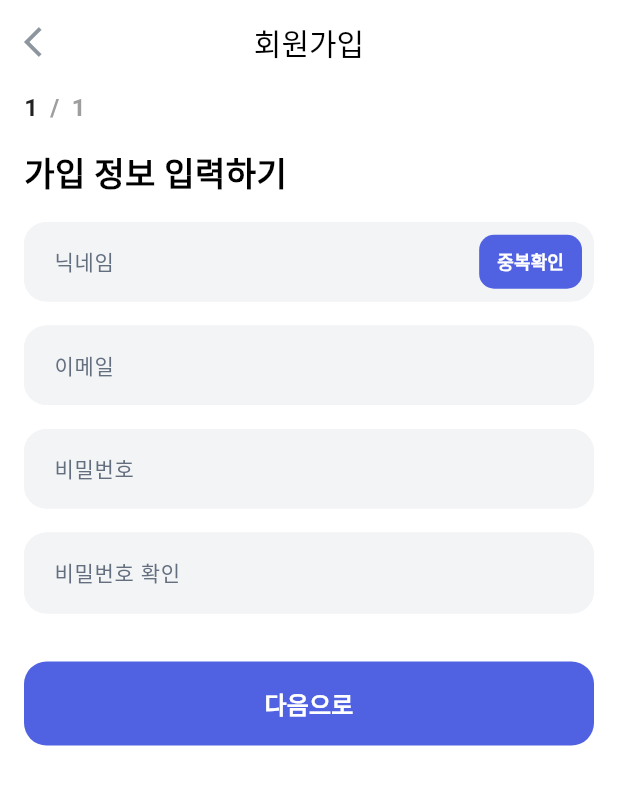
After one commit to mintchocojaem/anipod, a Flutter app: the screen it shows after launch, after a tap on "회원가입", on a phone screen of 412 x 824 dp. The commit adds this screen. Shown: the top 785 px of the screen. Run offline on Flutter 3.47's test engine with Material 3 defaults, Android fonts, the phone set to English and light mode, and no system bars; our stand-ins replace auto_route, dio, flutter_hooks, flutter_riverpod, riverpod_annotation, shimmer; generated files the repository leaves out were written again; Roboto replaces fonts that are missing (SpoqaHanSansNeo).

Commit message:
add signUpPage

```diff
--- a/lib/src/core/services/router/router_service.dart
+++ b/lib/src/core/services/router/router_service.dart
@@ -20,6 +20,9 @@ class RouterService extends RootStackRouter {
           page: LoginRoute.page,
           initial: true,
         ),
+        AutoRoute(
+          page: SignUpRoute.page,
+        ),
       ];
 
   @override
--- a/lib/src/features/auth/presentation/login/login_screen.dart
+++ b/lib/src/features/auth/presentation/login/login_screen.dart
@@ -1,6 +1,11 @@
 import 'package:anipod/src/design_system/orb/orb.dart';
 import 'package:auto_route/auto_route.dart';
 import 'package:flutter/material.dart';
+import 'package:flutter_hooks/flutter_hooks.dart';
+import 'package:flutter_riverpod/flutter_riverpod.dart';
+
+import '../../../../core/services/router/router_service.dart';
+import '../../../../core/services/router/router_service.gr.dart';
 
 @RoutePage()
 class LoginScreen extends StatelessWidget {
@@ -9,24 +14,43 @@ class LoginScreen extends StatelessWidget {
   @override
   Widget build(BuildContext context) {
     // TODO: implement build
+    return HookBuilder(builder: (context) {
+      final idController = useTextEditingController();
+      final passwordController = useTextEditingController();
+
+      final isLoginButtonEnabled = useState(false);
+
       return OrbScaffold(
         appBar: OrbAppBar(),
-      body: Column(
+        body: Consumer(builder: (context, ref, _) {
+          return Column(
             children: [
               const SizedBox(height: 32),
               Image.asset('assets/icons/anipod_logo.png'),
               const SizedBox(height: 32),
               OrbTextField(
+                controller: idController,
                 hintText: 'Email',
                 textInputAction: TextInputAction.next,
+                onChanged: (value) {
+                  isLoginButtonEnabled.value =
+                      value.isNotEmpty && passwordController.text.isNotEmpty;
+                },
               ),
               const SizedBox(height: 16),
               OrbTextField(
+                controller: passwordController,
                 obscureText: true,
                 hintText: 'Password',
+                textInputAction: TextInputAction.done,
+                onChanged: (value) {
+                  isLoginButtonEnabled.value =
+                      value.isNotEmpty && idController.text.isNotEmpty;
+                },
               ),
               const SizedBox(height: 16),
               OrbFilledButton(
+                disabled: !isLoginButtonEnabled.value,
                 onPressed: () {},
                 text: "로그인",
               ),
@@ -53,13 +77,17 @@ class LoginScreen extends StatelessWidget {
                   ),
                   const SizedBox(width: 8),
                   OrbTextButton(
-                onPressed: () {},
-                text: "회원가입 찾기",
+                    onPressed: () {
+                      ref.read(routerServiceProvider).push(SignUpRoute());
+                    },
+                    text: "회원가입",
                   ),
                 ],
               ),
             ],
-      ),
           );
+        }),
+      );
+    });
   }
 }
--- /dev/null
+++ b/lib/src/features/auth/presentation/sign_up/sign_up_screen.dart
@@ -0,0 +1,74 @@
+import 'package:anipod/src/design_system/orb/orb.dart';
+import 'package:auto_route/auto_route.dart';
+import 'package:flutter/material.dart';
+import 'package:flutter_hooks/flutter_hooks.dart';
+
+import 'step_guide.dart';
+
+@RoutePage()
+class SignUpScreen extends StatelessWidget {
+  const SignUpScreen({super.key});
+
+  @override
+  Widget build(BuildContext context) {
+    // TODO: implement build
+    return HookBuilder(
+      builder: (context) {
+        return OrbScaffold(
+          resizeToAvoidBottomInset: true,
+          appBar: OrbAppBar(
+            title: "회원가입",
+            centerTitle: true,
+          ),
+          body: StepGuide(
+            steps: [
+              StepView(
+                title: "가입 정보 입력하기",
+                content: Column(
+                  crossAxisAlignment: CrossAxisAlignment.start,
+                  children: [
+                    OrbTextField(
+                      hintText: '닉네임',
+                      textInputAction: TextInputAction.next,
+                      suffixIcon: Padding(
+                        padding: const EdgeInsets.only(right: 8),
+                        child: OrbFilledButton(
+                          buttonSize: OrbButtonSize.compact,
+                          buttonTextType: OrbButtonTextType.small,
+                          buttonRadius: OrbButtonRadius.small,
+                          onPressed: () async {},
+                          text: "중복확인",
+                        ),
+                      ),
+                    ),
+                    const SizedBox(height: 16),
+                    OrbTextField(
+                      hintText: '이메일',
+                      textInputAction: TextInputAction.next,
+                    ),
+                    const SizedBox(height: 16),
+                    OrbTextField(
+                      hintText: '비밀번호',
+                      textInputAction: TextInputAction.next,
+                    ),
+                    const SizedBox(height: 16),
+                    OrbTextField(
+                      hintText: '비밀번호 확인',
+                      textInputAction: TextInputAction.done,
+                    ),
+                    const SizedBox(height: 32),
+                    OrbFilledButton(
+                      onPressed: () {},
+                      text: "다음으로",
+                    ),
+                    const SizedBox(height: 16),
+                  ],
+                ),
+              ),
+            ],
+          ),
+        );
+      },
+    );
+  }
+}
--- /dev/null
+++ b/lib/src/features/auth/presentation/sign_up/step_guide.dart
@@ -0,0 +1,99 @@
+import 'package:flutter/material.dart';
+import 'package:flutter_hooks/flutter_hooks.dart';
+
+import '../../../../design_system/orb/orb.dart';
+
+class StepView {
+  final String title;
+  final Widget content;
+
+  StepView({
+    required this.title,
+    required this.content,
+  });
+}
+
+class StepGuide extends StatelessWidget {
+  final List<StepView> steps;
+
+  const StepGuide({
+    super.key,
+    required this.steps,
+  });
+
+  @override
+  Widget build(BuildContext context) {
+    return HookBuilder(
+      builder: (context) {
+        final pageController = usePageController();
+        final currentStep = useState(0);
+        final lastStep = steps.length;
+        return Column(
+          mainAxisSize: MainAxisSize.min,
+          children: [
+            Row(
+              children: [
+                OrbText(
+                  "${currentStep.value + 1}",
+                  type: OrbTextType.bodyLarge,
+                  fontWeight: OrbFontWeight.medium,
+                ),
+                const SizedBox(
+                  width: 8,
+                ),
+                OrbText(
+                  "/",
+                  type: OrbTextType.bodyLarge,
+                  fontWeight: OrbFontWeight.medium,
+                  color: Colors.grey,
+                ),
+                const SizedBox(
+                  width: 8,
+                ),
+                OrbText(
+                  "$lastStep",
+                  type: OrbTextType.bodyLarge,
+                  fontWeight: OrbFontWeight.medium,
+                  color: Colors.grey,
+                ),
+              ],
+            ),
+            const SizedBox(
+              height: 16,
+            ),
+            Flexible(
+              child: PageView.builder(
+                controller: pageController,
+                pageSnapping: false,
+                itemCount: steps.length,
+                onPageChanged: (index) {
+                  currentStep.value = index;
+                },
+                itemBuilder: (context, index) {
+                  return Column(
+                    crossAxisAlignment: CrossAxisAlignment.start,
+                    children: [
+                      OrbText(
+                        steps[index].title,
+                        type: OrbTextType.titleLarge,
+                        fontWeight: OrbFontWeight.medium,
+                      ),
+                      const SizedBox(
+                        height: 16,
+                      ),
+                      Flexible(
+                        child: SingleChildScrollView(
+                          child: steps[index].content,
+                        ),
+                      ),
+                    ],
+                  );
+                },
+              ),
+            ),
+          ],
+        );
+      },
+    );
+  }
+}
```
Also changed, not shown: lib/src/core/services/router/router_service.gr.dart. Lines whose indentation alone changed are shown as unchanged.
